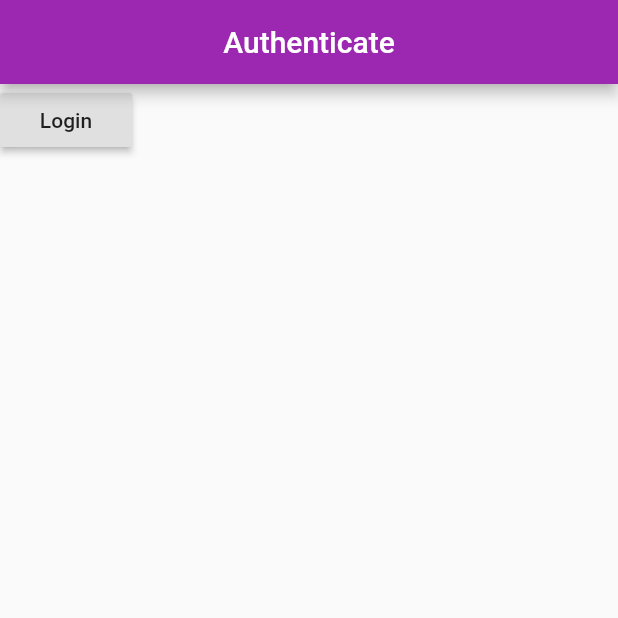
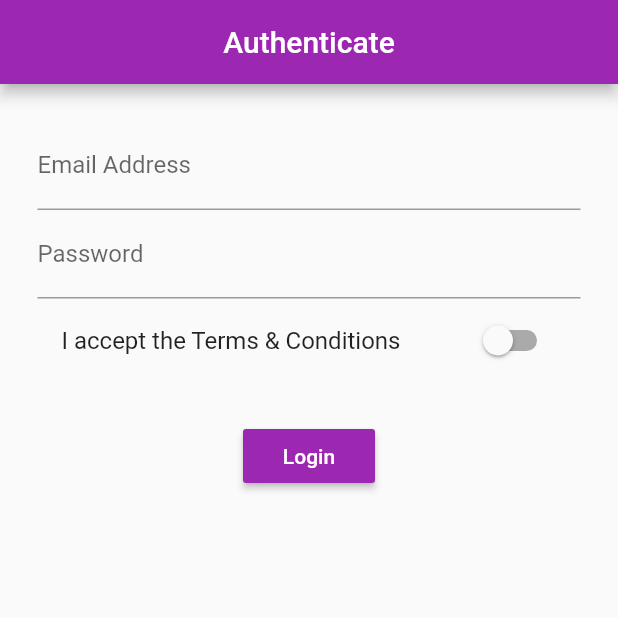
Before and after one commit to leo-elstin/flutter_kart, a Flutter app: the screen it shows after launch, on a phone screen of 412 x 824 dp, the top half of it. Run offline on Flutter 3.47's test engine with Material 2 defaults, Android fonts, the phone set to English and light mode, and no system bars.

```diff
--- a/lib/auth/auth_page.dart
+++ b/lib/auth/auth_page.dart
@@ -1,18 +1,61 @@
 import 'package:flutter/material.dart';
 
-class AuthPage extends StatelessWidget {
+class AuthPage extends StatefulWidget {
+  @override
+  State<StatefulWidget> createState() {
+    return _AuthpageState();
+  }
+}
+
+class _AuthpageState extends State<AuthPage> {
+  bool _acceptTerms = false;
   @override
   Widget build(BuildContext context) {
     return Scaffold(
       appBar: AppBar(
         centerTitle: true,
-        elevation: 4,  // default value
+        elevation: 4, // default value
         title: Text('Authenticate'),
       ),
-      body: Column(
-        //crossAxisAlignment: CrossAxisAlignment.baseline,
+      body: Container(
+        margin: EdgeInsets.all(25),
+        child: Column(
+          crossAxisAlignment: CrossAxisAlignment.center,
           children: <Widget>[
+            TextField(
+              keyboardType: TextInputType.emailAddress,
+              decoration: InputDecoration(
+                  // hintText: 'Enter your product title',
+                  labelText: 'Email Address'),
+              onChanged: (String value) {
+                setState(() {});
+              },
+            ),
+            TextField(
+              keyboardType: TextInputType.emailAddress,
+              decoration: InputDecoration(
+
+                  // hintText: 'Enter your product description',
+                  labelText: 'Password'),
+              onChanged: (String value) {
+                setState(() {});
+              },
+            ),
+            SwitchListTile(
+              title: Text('I accept the Terms & Conditions'),
+              value: _acceptTerms,
+              onChanged: (bool value) {
+                setState(() {
+                  _acceptTerms = value;
+                });
+              },
+            ),
+            SizedBox(
+              height: 25,
+            ),
             RaisedButton(
+              color: Theme.of(context).primaryColor,
+              textColor: Colors.white,
               child: Text('Login'),
               onPressed: () {
                 // Navigator.pushReplacement(   // replcet the curent layout unlike push that just creates new page
@@ -27,6 +70,7 @@ class AuthPage extends StatelessWidget {
             )
           ],
         ),
+      ),
     );
   }
 }
--- a/lib/product.dart
+++ b/lib/product.dart
@@ -11,8 +11,8 @@ class Products extends StatelessWidget {
     return Card(
       child: Column(
         children: <Widget>[
-          // Image.network(
-          //     'http://www.bhatkallys.com/wp-content/uploads/2016/12/22796096d9c63708fb5bdddd27fa10fe.jpg'),
+          Image.network(
+              'http://www.bhatkallys.com/wp-content/uploads/2016/12/22796096d9c63708fb5bdddd27fa10fe.jpg'),
           Text(products[position]['title']),
           ButtonBar(
             alignment: MainAxisAlignment.center,
--- a/lib/product/product_create.dart
+++ b/lib/product/product_create.dart
@@ -49,6 +49,7 @@ class _ProductCreateState extends State<ProductCreate> {
               // hintText: '0.0'
             ),
             keyboardType: TextInputType.number,
+            textInputAction: TextInputAction.done,
             onChanged: (String value) {
               setState(() {
                 double.parse(value);
@@ -58,6 +59,9 @@ class _ProductCreateState extends State<ProductCreate> {
           SizedBox(
             height: 20,
           ),
+          // RaisedButton(onPressed: () {
+          //   FocusScope.of(context).requestFocus(new FocusNode());
+          // },),
           ProductController(widget.addProduct, {
             'title' : title,
             'description' : description,
--- a/lib/product_controller.dart
+++ b/lib/product_controller.dart
@@ -12,6 +12,7 @@ class ProductController extends StatelessWidget {
     return RaisedButton(
       color: Theme.of(context).primaryColor,
       onPressed: () {
+        FocusScope.of(context).requestFocus(new FocusNode());
         addProduct(
           _productData
         );
```
Lines whose indentation alone changed are shown as unchanged.
